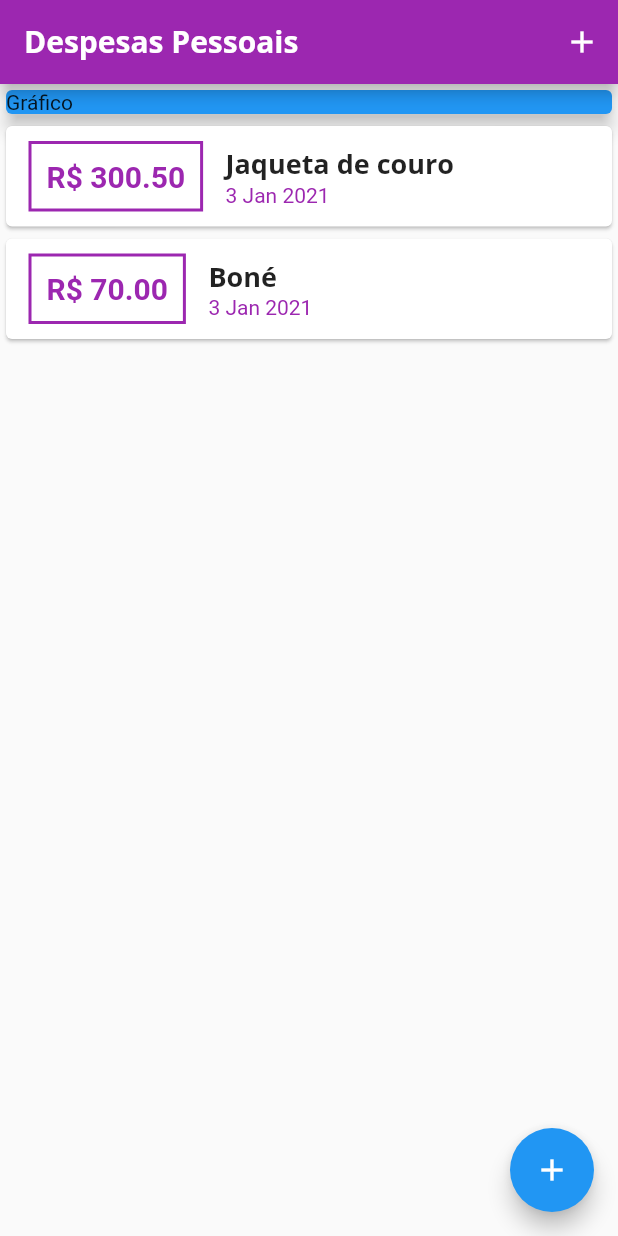
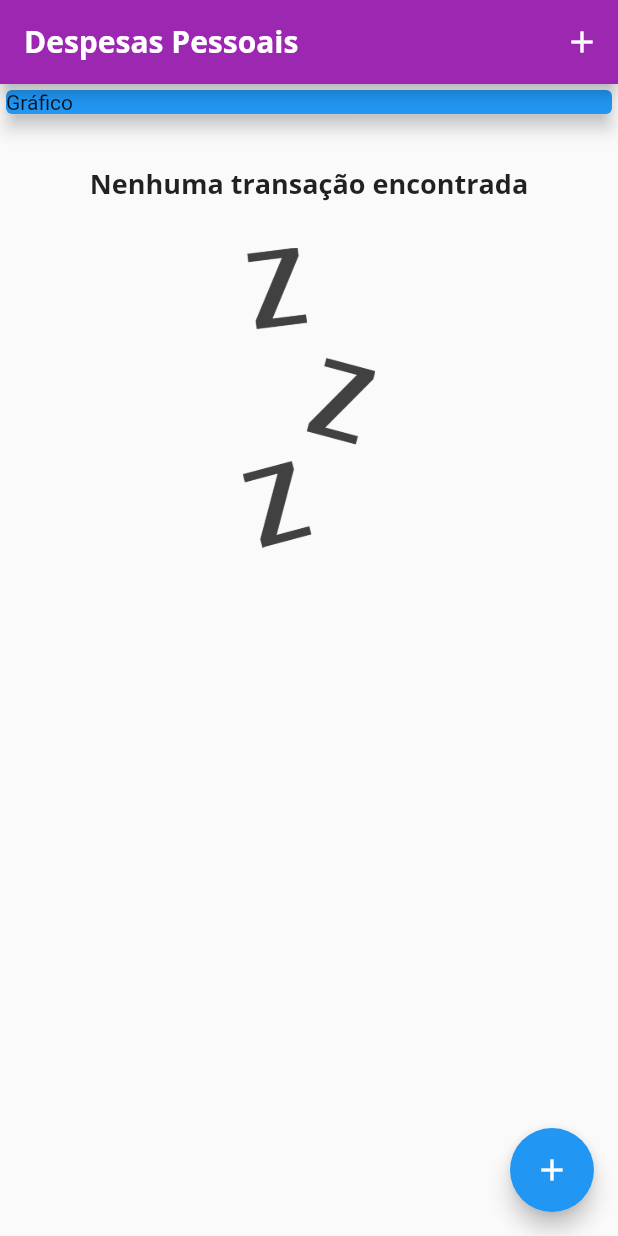
Before and after one commit to PhelippeA/DespesasPessoais, a Flutter app: the screen it shows after launch, on a phone screen of 412 x 824 dp. Run offline on Flutter 3.47's test engine with Material 2 defaults, Android fonts, the phone set to English and light mode, and no system bars.

Commit message:
Adicionando imagem e texto de quando não houver nenhuma transação

```diff
--- a/lib/components/transaction_list.dart
+++ b/lib/components/transaction_list.dart
@@ -11,7 +11,25 @@ class TransactionList extends StatelessWidget {
   Widget build(BuildContext context) {
     return Container(
         height: 300,
-        child: ListView.builder(
+        child: transactions.isEmpty
+            ? Column(
+                children: <Widget>[
+                  SizedBox(height: 30),
+                  Text(
+                    'Nenhuma transação encontrada',
+                    style: Theme.of(context).textTheme.headline6,
+                  ),
+                  SizedBox(height: 30),
+                  Container(
+                    height: 200,
+                    child: Image.asset(
+                      'lib/assets/images/waiting.png',
+                      fit: BoxFit.cover,
+                    ),
+                  )
+                ],
+              )
+            : ListView.builder(
                 itemCount: transactions.length,
                 itemBuilder: (ctx, index) {
                   final tr = transactions[index];
@@ -19,8 +37,8 @@ class TransactionList extends StatelessWidget {
                     child: Row(
                       children: <Widget>[
                         Container(
-                      margin:
-                          EdgeInsets.symmetric(horizontal: 15, vertical: 10),
+                          margin: EdgeInsets.symmetric(
+                              horizontal: 15, vertical: 10),
                           decoration: BoxDecoration(
                               border: Border.all(
                             color: Colors.purple,
--- a/lib/main.dart
+++ b/lib/main.dart
@@ -40,18 +40,18 @@ class MyHomePage extends StatefulWidget {
 }
 
 class _MyHomePageState extends State<MyHomePage> {
-  final _transactions = [
-    Transaction(
-        id: 't1',
-        title: 'Jaqueta de couro',
-        value: 300.50,
-        date: DateTime.now()),
-    Transaction(
-      id: 't2',
-      title: 'Boné',
-      value: 70,
-      date: DateTime.now(),
-    )
+  final List<Transaction> _transactions = [
+    // Transaction(
+    //     id: 't1',
+    //     title: 'Jaqueta de couro',
+    //     value: 300.50,
+    //     date: DateTime.now()),
+    // Transaction(
+    //   id: 't2',
+    //   title: 'Boné',
+    //   value: 70,
+    //   date: DateTime.now(),
+    // )
   ];
 
   _addTransaction(String title, double value) {
```
Also changed, not shown: pubspec.yaml (+6 -6 lines), lib/assets/images/waiting.png (added). Lines whose indentation alone changed are shown as unchanged.
